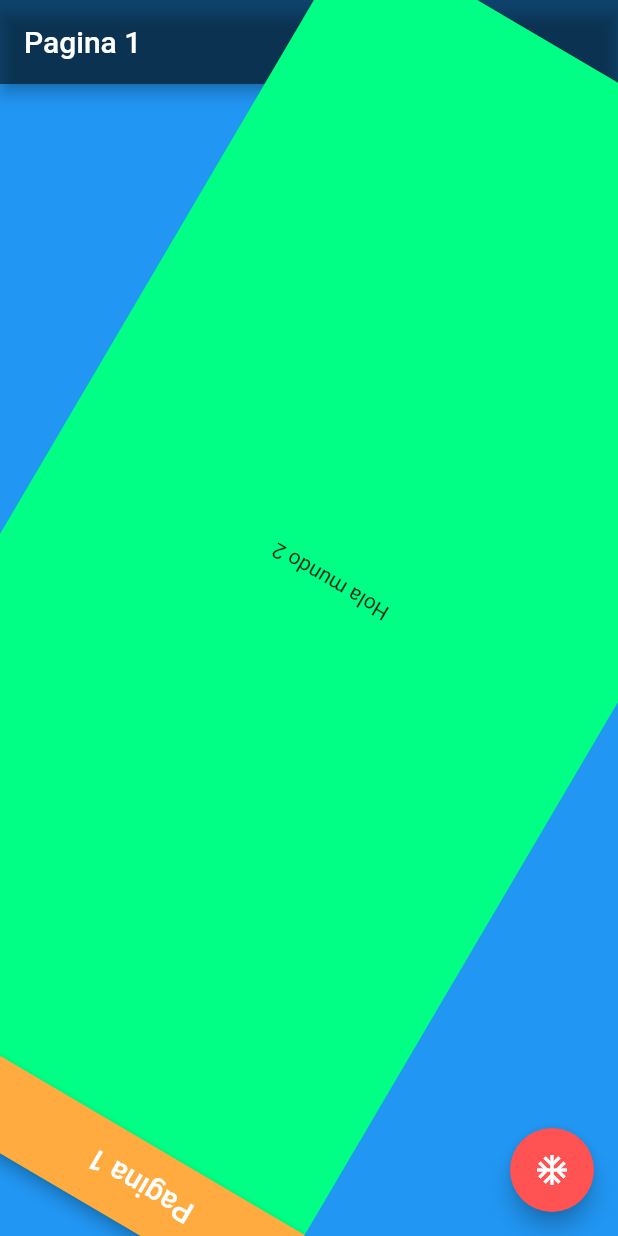
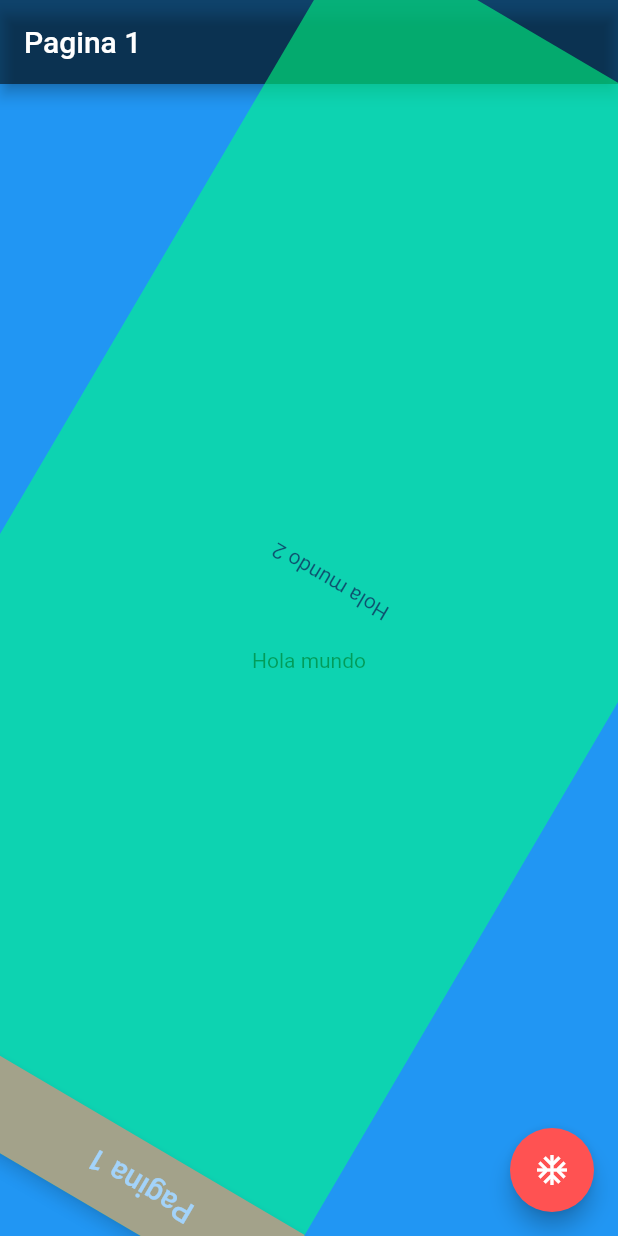
Before and after one commit to CrisMEDev/Flutter-Transiciones_entre_pantallas, a Flutter app: the screen it shows after launch, after a tap on the "ac unit" icon, on a phone screen of 412 x 824 dp. Run offline on Flutter 3.47's test engine with Material 2 defaults, Android fonts, the phone set to English and light mode, and no system bars.

Commit message:
se aplicó un fadein para el cambio de página y se mezclaron 2 animaciones

```diff
--- a/lib/src/pages/pagina1_page.dart
+++ b/lib/src/pages/pagina1_page.dart
@@ -31,7 +31,7 @@ class Pagina1 extends StatelessWidget {
     return PageRouteBuilder(
       pageBuilder: (BuildContext context, Animation<double> animation, Animation<double> secondaryAnimation) => Pagina2(),
       transitionDuration: Duration( milliseconds: 2000 ),
-      reverseTransitionDuration: Duration( milliseconds: 1000 ),
+      reverseTransitionDuration: Duration( milliseconds: 2000 ),
       transitionsBuilder: (BuildContext context, Animation<double> animation, Animation<double> secondaryAnimation, Widget child){
 
         final curveAnimation = CurvedAnimation(parent: animation, curve: Curves.easeInOut);
@@ -46,10 +46,24 @@ class Pagina1 extends StatelessWidget {
         //   child: child,
         // );
 
+        // return RotationTransition(
+        //   turns: Tween<double>( begin: 0.0, end: 1.0 ).animate(curveAnimation),
+        //   child: child,
+        // );
+
+        // return FadeTransition(
+        //   opacity: Tween<double>( begin: 0.0, end: 1.0 ).animate(curveAnimation),
+        //   child: child,
+        // );
+
         return RotationTransition(
           turns: Tween<double>( begin: 0.0, end: 1.0 ).animate(curveAnimation),
-          child: child,
+          child: FadeTransition(
+            opacity: Tween<double>( begin: 0.0, end: 1.0 ).animate(curveAnimation),
+            child: child,
+          ),
         );
+
 
       }
     );
```
